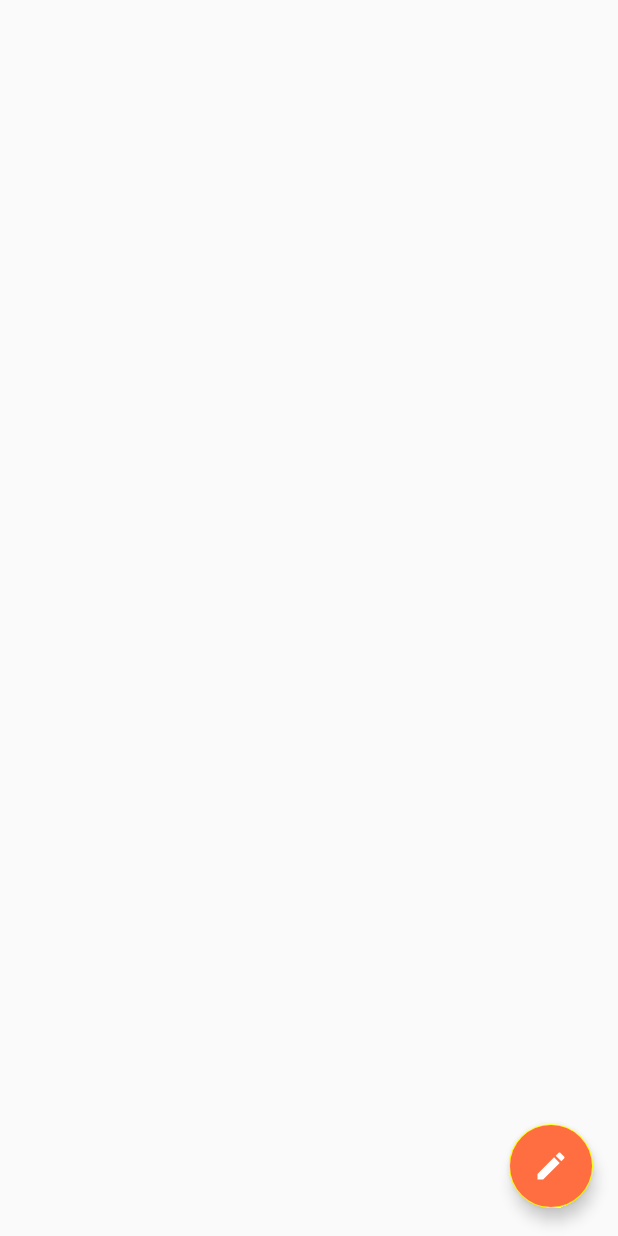
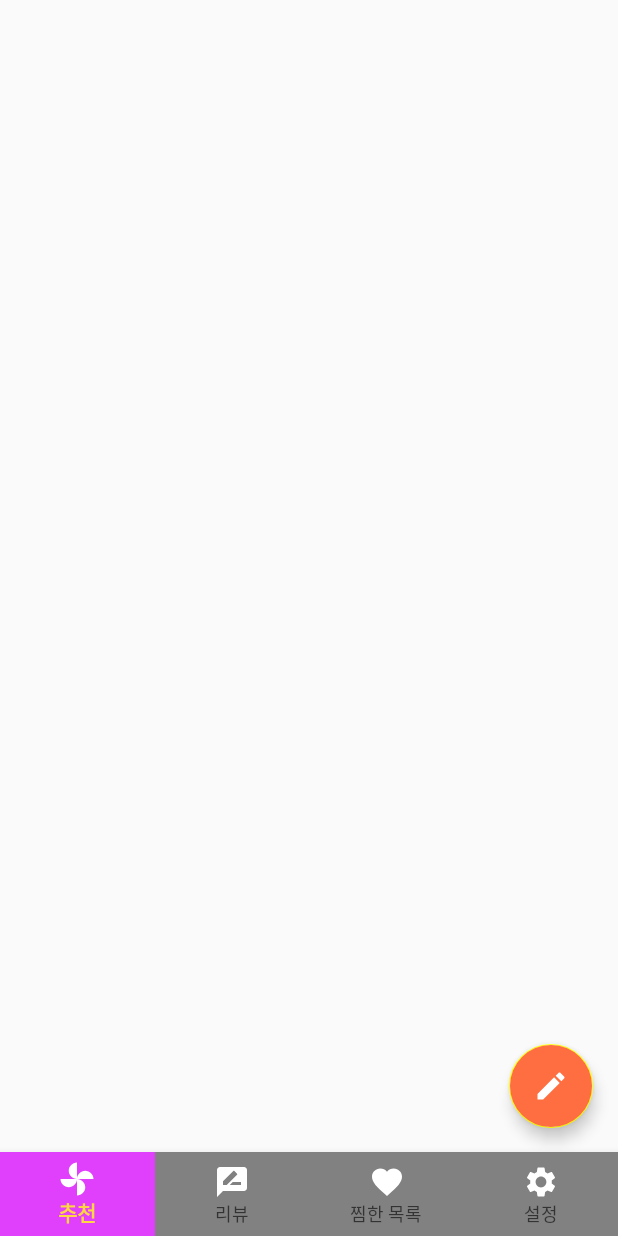
Before and after one commit to julianne03/2020-java-Blog-Post-App, an Android app: the layout activity_main.xml on its own in the app's theme, with its tools: preview values and no code run, on a phone screen of 412 x 824 dp. Run offline under Robolectric (Android 15) with nearby library versions, the phone set to English and light mode, and no system bars.

Commit message:
#13 - BottomNavigationBar UI finish

```diff
--- a/app/build.gradle
+++ b/app/build.gradle
@@ -36,6 +36,7 @@ dependencies {
     implementation 'com.google.firebase:firebase-firestore:21.5.0'
     implementation 'com.google.android.material:material:1.2.0'
     implementation 'id.zelory:compressor:2.1.0'
+    implementation 'androidx.legacy:legacy-support-v4:1.0.0'
     testImplementation 'junit:junit:4.12'
     implementation 'com.github.ybq:Android-SpinKit:1.4.0'
     implementation 'com.github.bumptech.glide:glide:4.11.0'
--- /dev/null
+++ b/app/src/main/res/drawable/favorite_icon.xml
@@ -0,0 +1,10 @@
+<vector xmlns:android="http://schemas.android.com/apk/res/android"
+    android:width="24dp"
+    android:height="24dp"
+    android:viewportWidth="24"
+    android:viewportHeight="24"
+    android:tint="?attr/colorControlNormal">
+    <path
+        android:fillColor="@android:color/white"
+        android:pathData="M12,21.35l-1.45,-1.32C5.4,15.36 2,12.28 2,8.5 2,5.42 4.42,3 7.5,3c1.74,0 3.41,0.81 4.5,2.09C13.09,3.81 14.76,3 16.5,3 19.58,3 22,5.42 22,8.5c0,3.78 -3.4,6.86 -8.55,11.54L12,21.35z" />
+</vector>
--- /dev/null
+++ b/app/src/main/res/drawable/ic_baseline_settings_24.xml
@@ -0,0 +1,10 @@
+<vector xmlns:android="http://schemas.android.com/apk/res/android"
+    android:width="24dp"
+    android:height="24dp"
+    android:viewportWidth="24"
+    android:viewportHeight="24"
+    android:tint="?attr/colorControlNormal">
+    <path
+        android:fillColor="@android:color/white"
+        android:pathData="M19.14,12.94c0.04,-0.3 0.06,-0.61 0.06,-0.94c0,-0.32 -0.02,-0.64 -0.07,-0.94l2.03,-1.58c0.18,-0.14 0.23,-0.41 0.12,-0.61l-1.92,-3.32c-0.12,-0.22 -0.37,-0.29 -0.59,-0.22l-2.39,0.96c-0.5,-0.38 -1.03,-0.7 -1.62,-0.94L14.4,2.81c-0.04,-0.24 -0.24,-0.41 -0.48,-0.41h-3.84c-0.24,0 -0.43,0.17 -0.47,0.41L9.25,5.35C8.66,5.59 8.12,5.92 7.63,6.29L5.24,5.33c-0.22,-0.08 -0.47,0 -0.59,0.22L2.74,8.87C2.62,9.08 2.66,9.34 2.86,9.48l2.03,1.58C4.84,11.36 4.8,11.69 4.8,12s0.02,0.64 0.07,0.94l-2.03,1.58c-0.18,0.14 -0.23,0.41 -0.12,0.61l1.92,3.32c0.12,0.22 0.37,0.29 0.59,0.22l2.39,-0.96c0.5,0.38 1.03,0.7 1.62,0.94l0.36,2.54c0.05,0.24 0.24,0.41 0.48,0.41h3.84c0.24,0 0.44,-0.17 0.47,-0.41l0.36,-2.54c0.59,-0.24 1.13,-0.56 1.62,-0.94l2.39,0.96c0.22,0.08 0.47,0 0.59,-0.22l1.92,-3.32c0.12,-0.22 0.07,-0.47 -0.12,-0.61L19.14,12.94zM12,15.6c-1.98,0 -3.6,-1.62 -3.6,-3.6s1.62,-3.6 3.6,-3.6s3.6,1.62 3.6,3.6S13.98,15.6 12,15.6z" />
+</vector>
--- /dev/null
+++ b/app/src/main/res/drawable/ic_baseline_toys_24.xml
@@ -0,0 +1,10 @@
+<vector xmlns:android="http://schemas.android.com/apk/res/android"
+    android:width="24dp"
+    android:height="24dp"
+    android:viewportWidth="24"
+    android:viewportHeight="24"
+    android:tint="?attr/colorControlNormal">
+    <path
+        android:fillColor="@android:color/white"
+        android:pathData="M12,12c0,-3 2.5,-5.5 5.5,-5.5S23,9 23,12L12,12zM12,12c0,3 -2.5,5.5 -5.5,5.5S1,15 1,12h11zM12,12c-3,0 -5.5,-2.5 -5.5,-5.5S9,1 12,1v11zM12,12c3,0 5.5,2.5 5.5,5.5S15,23 12,23L12,12z" />
+</vector>
--- /dev/null
+++ b/app/src/main/res/drawable/review_icon.xml
@@ -0,0 +1,10 @@
+<vector xmlns:android="http://schemas.android.com/apk/res/android"
+    android:width="24dp"
+    android:height="24dp"
+    android:viewportWidth="24"
+    android:viewportHeight="24"
+    android:tint="?attr/colorControlNormal">
+    <path
+        android:fillColor="@android:color/white"
+        android:pathData="M20,2L4,2c-1.1,0 -1.99,0.9 -1.99,2L2,22l4,-4h14c1.1,0 2,-0.9 2,-2L22,4c0,-1.1 -0.9,-2 -2,-2zM6,14v-2.47l6.88,-6.88c0.2,-0.2 0.51,-0.2 0.71,0l1.77,1.77c0.2,0.2 0.2,0.51 0,0.71L8.47,14L6,14zM18,14h-7.5l2,-2L18,12v2z" />
+</vector>
--- /dev/null
+++ b/app/src/main/res/drawable/tab_color_selector.xml
@@ -0,0 +1,5 @@
+<?xml version="1.0" encoding="utf-8"?>
+<selector xmlns:android="http://schemas.android.com/apk/res/android">
+    <item android:drawable="@color/tab_background_selected" android:state_selected="true" />
+    <item android:drawable="@color/tab_background_unselected" android:state_checked="false" />
+</selector>
--- a/app/src/main/res/layout/activity_main.xml
+++ b/app/src/main/res/layout/activity_main.xml
@@ -10,13 +10,42 @@
         android:id="@+id/add_post_btn"
         android:layout_width="wrap_content"
         android:layout_height="wrap_content"
+        android:layout_marginBottom="16dp"
         android:backgroundTint="#FF6E40"
         android:clickable="true"
-        app:layout_constraintBottom_toBottomOf="parent"
+        app:layout_constraintBottom_toTopOf="@+id/mainNaviBottomBar"
         app:layout_constraintEnd_toEndOf="parent"
         app:layout_constraintHorizontal_bias="0.954"
         app:layout_constraintStart_toStartOf="parent"
         app:layout_constraintTop_toTopOf="parent"
-        app:layout_constraintVertical_bias="0.976"
+        app:layout_constraintVertical_bias="1.0"
         app:srcCompat="@drawable/ic_baseline_create_24" />
+
+    <com.google.android.material.bottomnavigation.BottomNavigationView
+        android:id="@+id/mainNaviBottomBar"
+        android:layout_width="0dp"
+        android:layout_height="wrap_content"
+        app:backgroundTint="#FFFFFF"
+        app:labelVisibilityMode="labeled"
+        app:layout_constraintBottom_toBottomOf="parent"
+        app:tabBackground="@drawable/tab_color_selector"
+        app:layout_constraintEnd_toEndOf="parent"
+        app:layout_constraintHorizontal_bias="0.0"
+        app:itemIconTint="#ffffff"
+        app:itemBackground="@drawable/tab_color_selector"
+        app:layout_constraintStart_toStartOf="parent"
+        app:layout_constraintTop_toTopOf="parent"
+        app:layout_constraintVertical_bias="1.0"
+        app:menu="@menu/bottom_menu" />
+
+    <FrameLayout
+        android:id="@+id/main_container"
+        android:layout_width="0dp"
+        android:layout_height="0dp"
+        app:layout_constraintBottom_toTopOf="@+id/mainNaviBottomBar"
+        app:layout_constraintEnd_toEndOf="parent"
+        app:layout_constraintStart_toStartOf="parent"
+        app:layout_constraintTop_toTopOf="parent">
+
+    </FrameLayout>
 </androidx.constraintlayout.widget.ConstraintLayout>
--- /dev/null
+++ b/app/src/main/res/menu/bottom_menu.xml
@@ -0,0 +1,22 @@
+<?xml version="1.0" encoding="utf-8"?>
+<menu xmlns:app="http://schemas.android.com/apk/res-auto"
+    xmlns:android="http://schemas.android.com/apk/res/android">
+
+    <item
+        android:id="@+id/bottom_action_reco"
+        android:icon="@drawable/ic_baseline_toys_24"
+        android:title="추천" />
+    <item
+        android:id="@+id/bottom_action_review"
+        android:icon="@drawable/review_icon"
+        android:title="리뷰" />
+    <item
+        android:id="@+id/bottom_action_favorite"
+        android:icon="@drawable/favorite_icon"
+        android:title="찜한 목록" />
+    <item
+        android:id="@+id/bottom_action_settings"
+        android:icon="@drawable/ic_baseline_settings_24"
+        android:title="설정" />
+
+</menu>
--- a/app/src/main/res/values/colors.xml
+++ b/app/src/main/res/values/colors.xml
@@ -3,5 +3,7 @@
     <color name="colorPrimary">#FFD740</color>
     <color name="colorPrimaryDark">#FFAB40</color>
     <color name="colorAccent">#EEFF41</color>
+    <color name="tab_background_selected">#E040FB</color>
+    <color name="tab_background_unselected">#818181</color>
 
 </resources>
--- a/app/src/main/res/values/strings.xml
+++ b/app/src/main/res/values/strings.xml
@@ -1,3 +1,5 @@
 <resources>
     <string name="app_name">azangazang</string>
+    <!-- TODO: Remove or change this placeholder text -->
+    <string name="hello_blank_fragment">Hello blank fragment</string>
 </resources>
```
Also changed, not shown: app/src/main/java/com/example/azangazang/FavoriteFragment.java (added, +64 -0 lines), app/src/main/java/com/example/azangazang/MainActivity.java (+56 -2 lines), app/src/main/java/com/example/azangazang/NewPostActivity.java (+0 -13 lines), app/src/main/java/com/example/azangazang/RecommendFragment.java (added, +64 -0 lines), app/src/main/java/com/example/azangazang/ReviewFragment.java (added, +64 -0 lines), app/src/main/java/com/example/azangazang/SettingsFragment.java (added, +64 -0 lines), app/src/main/res/layout/fragment_favorite.xml (added, +14 -0 lines), app/src/main/res/layout/fragment_recommend.xml (added, +14 -0 lines), app/src/main/res/layout/fragment_review.xml (added, +15 -0 lines), app/src/main/res/layout/fragment_settings.xml (added, +14 -0 lines).
